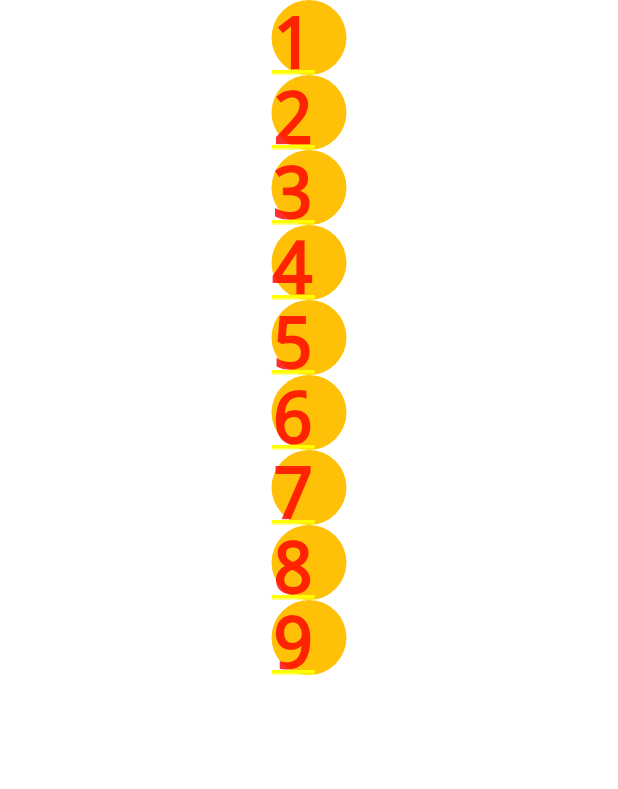
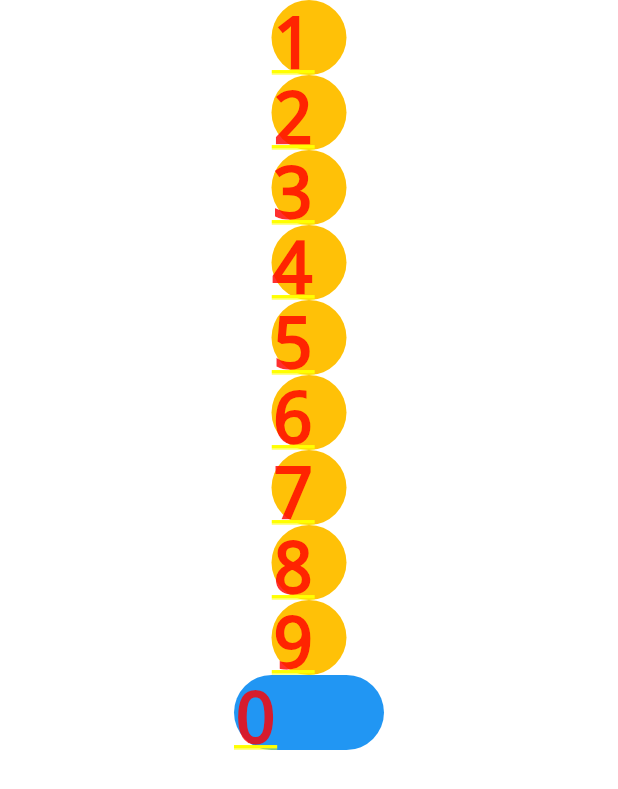
Before and after one commit to yasumasa47/calculator, a Flutter app: the screen it shows after launch, on a phone screen of 412 x 824 dp. Shown: the top 789 px of the screen. Run offline on Flutter 3.47's test engine with Material 3 defaults, Android fonts, the phone set to English and light mode, and no system bars; our stand-ins replace flutter_riverpod.

Commit message:
2023/12/14-23:51

```diff
--- a/lib/widgets/calculator.dart
+++ b/lib/widgets/calculator.dart
@@ -1,3 +1,4 @@
+import 'package:calculator/widgets/detail/double_buttom.dart';
 import 'package:calculator/widgets/detail/single_button.dart';
 import 'package:flutter/material.dart';
 import 'package:flutter_riverpod/flutter_riverpod.dart';
@@ -20,6 +21,7 @@ class Calculator extends ConsumerWidget {
             SingleButton(backColor: Colors.amber, text: '7'),
             SingleButton(backColor: Colors.amber, text: '8'),
             SingleButton(backColor: Colors.amber, text: '9'),
+            DoubleButton(backColor: Colors.blue, text: '0')
           ],
         ),
       ),
--- a/lib/widgets/detail/double_buttom.dart
+++ b/lib/widgets/detail/double_buttom.dart
@@ -0,0 +1,25 @@
+import 'package:flutter/material.dart';
+
+class DoubleButton extends StatelessWidget {
+  const DoubleButton({
+    super.key,
+    required this.backColor,
+    required this.text,
+  });
+
+  final dynamic backColor;
+  final String text;
+
+  @override
+  Widget build(BuildContext context) {
+    return Container(
+      child: Text(text),
+      height: 50,
+      width: 100,
+      decoration: BoxDecoration(
+        color: backColor,
+        borderRadius: const BorderRadius.all(Radius.circular(180))
+      ),
+    );
+  }
+}
```
